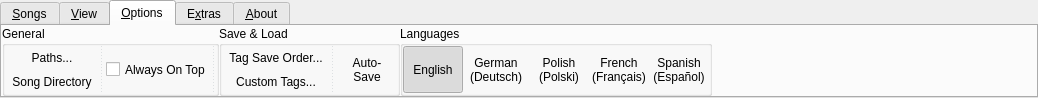
Qt form uman/src/ribbon/QURibbonBar.ui (UltraStar-Deluxe/UltraStar-Manager) before a commit.
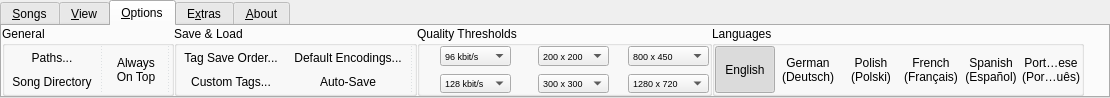
The same form after that commit. The open tabs and pages were chosen to show the change. Icons and pictures are not drawn.

Commit message: added gui elements to set default encodings added gui elements to set quality thresholds added gui element to switch to Portuguese language changed always-on-top checkbox to toolbutton

What changed in the file:
```diff
--- a/uman/src/ribbon/QURibbonBar.ui
+++ b/uman/src/ribbon/QURibbonBar.ui
@@ -6,7 +6,7 @@
    <rect>
     <x>0</x>
     <y>0</y>
-    <width>1038</width>
+    <width>1110</width>
     <height>98</height>
    </rect>
   </property>
@@ -961,18 +961,38 @@
         </widget>
        </item>
        <item>
-        <widget class="QCheckBox" name="onTopChk">
+        <widget class="QToolButton" name="onTopChk">
          <property name="sizePolicy">
           <sizepolicy hsizetype="Minimum" vsizetype="Preferred">
            <horstretch>0</horstretch>
            <verstretch>0</verstretch>
           </sizepolicy>
          </property>
+         <property name="minimumSize">
+          <size>
+           <width>60</width>
+           <height>0</height>
+          </size>
+         </property>
          <property name="toolTip">
           <string>Let no other window overlap this application.</string>
          </property>
          <property name="text">
-          <string>Always On Top</string>
+          <string>Always
+On Top</string>
+         </property>
+         <property name="icon">
+          <iconset resource="../resources/uman.qrc">
+           <normaloff>:/control/applications-blue.png</normaloff>:/control/applications-blue.png</iconset>
+         </property>
+         <property name="checkable">
+          <bool>true</bool>
+         </property>
+         <property name="toolButtonStyle">
+          <enum>Qt::ToolButtonTextUnderIcon</enum>
+         </property>
+         <property name="autoRaise">
+          <bool>true</bool>
          </property>
         </widget>
        </item>
@@ -1063,6 +1083,80 @@
          </item>
         </layout>
        </item>
+       <item>
+        <layout class="QVBoxLayout" name="verticalLayout_16">
+         <property name="spacing">
+          <number>0</number>
+         </property>
+         <item>
+          <widget class="QToolButton" name="defaultEncodingsBtn">
+           <property name="sizePolicy">
+            <sizepolicy hsizetype="Preferred" vsizetype="Preferred">
+             <horstretch>0</horstretch>
+             <verstretch>0</verstretch>
+            </sizepolicy>
+           </property>
+           <property name="toolTip">
+            <string>Specify the default input and output encodings of song files.</string>
+           </property>
+           <property name="text">
+            <string>Default Encodings...</string>
+           </property>
+           <property name="icon">
+            <iconset resource="../resources/uman.qrc">
+             <normaloff>:/control/encoding.png</normaloff>:/control/encoding.png</iconset>
+           </property>
+           <property name="popupMode">
+            <enum>QToolButton::InstantPopup</enum>
+           </property>
+           <property name="toolButtonStyle">
+            <enum>Qt::ToolButtonTextBesideIcon</enum>
+           </property>
+           <property name="autoRaise">
+            <bool>true</bool>
+           </property>
+          </widget>
+         </item>
+         <item>
+          <widget class="QToolButton" name="autoSaveBtn">
+           <property name="sizePolicy">
+            <sizepolicy hsizetype="Preferred" vsizetype="Preferred">
+             <horstretch>0</horstretch>
+             <verstretch>0</verstretch>
+            </sizepolicy>
+           </property>
+           <property name="minimumSize">
+            <size>
+             <width>60</width>
+             <height>0</height>
+            </size>
+           </property>
+           <property name="toolTip">
+            <string>Always save a song after each change.</string>
+           </property>
+           <property name="text">
+            <string>Auto-Save</string>
+           </property>
+           <property name="icon">
+            <iconset resource="../resources/uman.qrc">
+             <normaloff>:/control/auto_save.png</normaloff>:/control/auto_save.png</iconset>
+           </property>
+           <property name="checkable">
+            <bool>true</bool>
+           </property>
+           <property name="checked">
+            <bool>false</bool>
+           </property>
+           <property name="toolButtonStyle">
+            <enum>Qt::ToolButtonTextBesideIcon</enum>
+           </property>
+           <property name="autoRaise">
+            <bool>true</bool>
+           </property>
+          </widget>
+         </item>
+        </layout>
+       </item>
        <item>
         <widget class="Line" name="line_4">
          <property name="styleSheet">
@@ -1079,44 +1173,385 @@
          </property>
         </widget>
        </item>
+      </layout>
+     </widget>
+    </item>
+    <item>
+     <widget class="QGroupBox" name="groupBox_14">
+      <property name="minimumSize">
+       <size>
+        <width>295</width>
+        <height>0</height>
+       </size>
+      </property>
+      <property name="title">
+       <string>Quality Thresholds</string>
+      </property>
+      <layout class="QHBoxLayout" name="horizontalLayout_21">
+       <property name="spacing">
+        <number>8</number>
+       </property>
+       <property name="margin">
+        <number>0</number>
+       </property>
        <item>
-        <widget class="QToolButton" name="autoSaveBtn">
-         <property name="sizePolicy">
-          <sizepolicy hsizetype="Preferred" vsizetype="Preferred">
-           <horstretch>0</horstretch>
-           <verstretch>0</verstretch>
-          </sizepolicy>
+        <layout class="QGridLayout" name="gridLayout">
+         <property name="horizontalSpacing">
+          <number>4</number>
          </property>
-         <property name="minimumSize">
-          <size>
-           <width>60</width>
-           <height>0</height>
-          </size>
+         <item row="0" column="0">
+          <widget class="QLabel" name="mediumMp3QualityLbl">
+           <property name="toolTip">
+            <string>Specify the minimum bitrate for medium MP3 quality.</string>
+           </property>
+           <property name="text">
+            <string/>
+           </property>
+           <property name="pixmap">
+            <pixmap resource="../resources/uman.qrc">:/control/mediumMp3Quality.png</pixmap>
+           </property>
+          </widget>
+         </item>
+         <item row="1" column="0">
+          <widget class="QLabel" name="highMp3QualityLbl">
+           <property name="toolTip">
+            <string>Specify the minimum bitrate for high MP3 quality.</string>
+           </property>
+           <property name="text">
+            <string/>
+           </property>
+           <property name="pixmap">
+            <pixmap resource="../resources/uman.qrc">:/control/highMp3Quality.png</pixmap>
+           </property>
+          </widget>
+         </item>
+         <item row="1" column="1">
+          <widget class="QComboBox" name="highMp3QualityComboBox">
+           <property name="font">
+            <font>
+             <pointsize>7</pointsize>
+            </font>
+           </property>
+           <property name="toolTip">
+            <string>Specify the minimum bitrate for high MP3 quality.</string>
+           </property>
+           <property name="currentIndex">
+            <number>1</number>
+           </property>
+           <item>
+            <property name="text">
+             <string notr="true">96 kbit/s</string>
+            </property>
+           </item>
+           <item>
+            <property name="text">
+             <string notr="true">128 kbit/s</string>
+            </property>
+           </item>
+           <item>
+            <property name="text">
+             <string notr="true">192 kbit/s</string>
+            </property>
+           </item>
+           <item>
+            <property name="text">
+             <string notr="true">224 kbit/s</string>
+            </property>
+           </item>
+           <item>
+            <property name="text">
+             <string notr="true">256 kbit/s</string>
+            </property>
+           </item>
+           <item>
+            <property name="text">
+             <string notr="true">320 kbit/s</string>
+            </property>
+           </item>
+          </widget>
+         </item>
+         <item row="0" column="1">
+          <widget class="QComboBox" name="mediumMp3QualityComboBox">
+           <property name="font">
+            <font>
+             <pointsize>7</pointsize>
+            </font>
+           </property>
+           <property name="toolTip">
+            <string>Specify the minimum bitrate for medium MP3 quality.</string>
+           </property>
+           <property name="currentIndex">
+            <number>1</number>
+           </property>
+           <item>
+            <property name="text">
+             <string notr="true">64 kbit/s</string>
+            </property>
+           </item>
+           <item>
+            <property name="text">
+             <string notr="true">96 kbit/s</string>
+            </property>
+           </item>
+           <item>
+            <property name="text">
+             <string notr="true">128 kbit/s</string>
+            </property>
+           </item>
+           <item>
+            <property name="text">
+             <string notr="true">192 kbit/s</string>
+            </property>
+           </item>
+           <item>
+            <property name="text">
+             <string notr="true">224 kbit/s</string>
+            </property>
+           </item>
+           <item>
+            <property name="text">
+             <string notr="true">256 kbit/s</string>
+            </property>
+           </item>
+          </widget>
+         </item>
+        </layout>
+       </item>
+       <item>
+        <layout class="QGridLayout" name="gridLayout_2">
+         <property name="horizontalSpacing">
+          <number>4</number>
          </property>
-         <property name="toolTip">
-          <string>Always save a song after each change.</string>
+         <item row="0" column="0">
+          <widget class="QLabel" name="mediumCoverQualityLbl">
+           <property name="toolTip">
+            <string>Specify the minimum resolution for medium cover quality.</string>
+           </property>
+           <property name="text">
+            <string/>
+           </property>
+           <property name="pixmap">
+            <pixmap resource="../resources/uman.qrc">:/control/mediumCoverQuality.png</pixmap>
+           </property>
+          </widget>
+         </item>
+         <item row="0" column="1">
+          <widget class="QComboBox" name="mediumCoverQualityComboBox">
+           <property name="font">
+            <font>
+             <pointsize>7</pointsize>
+            </font>
+           </property>
+           <property name="toolTip">
+            <string>Specify the minimum resolution for medium cover quality.</string>
+           </property>
+           <property name="currentIndex">
+            <number>1</number>
+           </property>
+           <item>
+            <property name="text">
+             <string notr="true">100 x 100</string>
+            </property>
+           </item>
+           <item>
+            <property name="text">
+             <string notr="true">200 x 200</string>
+            </property>
+           </item>
+           <item>
+            <property name="text">
+             <string notr="true">300 x 300</string>
+            </property>
+           </item>
+           <item>
+            <property name="text">
+             <string notr="true">400 x 400</string>
+            </property>
+           </item>
+          </widget>
+         </item>
+         <item row="1" column="0">
+          <widget class="QLabel" name="highCoverQualityLbl">
+           <property name="toolTip">
+            <string>Specify the minimum resolution for high cover quality.</string>
+           </property>
+           <property name="text">
+            <string/>
+           </property>
+           <property name="pixmap">
+            <pixmap resource="../resources/uman.qrc">:/control/highCoverQuality.png</pixmap>
+           </property>
+          </widget>
+         </item>
+         <item row="1" column="1">
+          <widget class="QComboBox" name="highCoverQualityComboBox">
+           <property name="font">
+            <font>
+             <pointsize>7</pointsize>
+            </font>
+           </property>
+           <property name="toolTip">
+            <string>Specify the minimum resolution for high cover quality.</string>
+           </property>
+           <property name="currentIndex">
+            <number>1</number>
+           </property>
+           <item>
+            <property name="text">
+             <string notr="true">200 x 200</string>
+            </property>
+           </item>
+           <item>
+            <property name="text">
+             <string notr="true">300 x 300</string>
+            </property>
+           </item>
+           <item>
+            <property name="text">
+             <string notr="true">400 x 400</string>
+            </property>
+           </item>
+           <item>
+            <property name="text">
+             <string notr="true">500 x 500</string>
+            </property>
+           </item>
+          </widget>
+         </item>
+        </layout>
+       </item>
+       <item>
+        <layout class="QGridLayout" name="gridLayout_3">
+         <property name="horizontalSpacing">
+          <number>4</number>
          </property>
-         <property name="text">
-          <string>Auto-
-Save</string>
-         </property>
-         <property name="icon">
-          <iconset resource="../resources/uman.qrc">
-           <normaloff>:/control/auto_save.png</normaloff>:/control/auto_save.png</iconset>
-         </property>
-         <property name="checkable">
-          <bool>true</bool>
-         </property>
-         <property name="checked">
-          <bool>false</bool>
-         </property>
-         <property name="toolButtonStyle">
-          <enum>Qt::ToolButtonTextUnderIcon</enum>
-         </property>
-         <property name="autoRaise">
-          <bool>true</bool>
-         </property>
-        </widget>
+         <item row="0" column="0">
+          <widget class="QLabel" name="mediumBackgroundQualityLbl">
+           <property name="toolTip">
+            <string>Specify the minimum resolution for medium background quality.</string>
+           </property>
+           <property name="text">
+            <string/>
+           </property>
+           <property name="pixmap">
+            <pixmap resource="../resources/uman.qrc">:/control/mediumBackgroundQuality.png</pixmap>
+           </property>
+          </widget>
+         </item>
+         <item row="0" column="1">
+          <widget class="QComboBox" name="mediumBackgroundQualityComboBox">
+           <property name="font">
+            <font>
+             <pointsize>7</pointsize>
+            </font>
+           </property>
+           <property name="toolTip">
+            <string>Specify the minimum resolution for medium background quality.</string>
+           </property>
+           <property name="currentIndex">
+            <number>0</number>
+           </property>
+           <item>
+            <property name="text">
+             <string notr="true">800 x 450</string>
+            </property>
+           </item>
+           <item>
+            <property name="text">
+             <string notr="true">960 x 540</string>
+            </property>
+           </item>
+           <item>
+            <property name="text">
+             <string notr="true">1120 x 630</string>
+            </property>
+           </item>
+           <item>
+            <property name="text">
+             <string notr="true">1280 x 720</string>
+            </property>
+           </item>
+           <item>
+            <property name="text">
+             <string notr="true">1440 x 810</string>
+            </property>
+           </item>
+           <item>
+            <property name="text">
+             <string notr="true">1600 x 900</string>
+            </property>
+           </item>
+           <item>
+            <property name="text">
+             <string notr="true">1760 x 990</string>
+            </property>
+           </item>
+          </widget>
+         </item>
+         <item row="1" column="0">
+          <widget class="QLabel" name="highBackgroundQualityLbl">
+           <property name="toolTip">
+            <string>Specify the minimum resolution for high background quality.</string>
+           </property>
+           <property name="text">
+            <string/>
+           </property>
+           <property name="pixmap">
+            <pixmap resource="../resources/uman.qrc">:/control/highBackgroundQuality.png</pixmap>
+           </property>
+          </widget>
+         </item>
+         <item row="1" column="1">
+          <widget class="QComboBox" name="highBackgroundQualityComboBox">
+           <property name="font">
+            <font>
+             <pointsize>7</pointsize>
+            </font>
+           </property>
+           <property name="toolTip">
+            <string>Specify the minimum resolution for high background quality.</string>
+           </property>
+           <property name="currentIndex">
+            <number>2</number>
+           </property>
+           <item>
+            <property name="text">
+             <string notr="true">960 x 540</string>
+            </property>
+           </item>
+           <item>
+            <property name="text">
+             <string notr="true">1120 x 630</string>
+            </property>
+           </item>
+           <item>
+            <property name="text">
+             <string notr="true">1280 x 720</string>
+            </property>
+           </item>
+           <item>
+            <property name="text">
+             <string notr="true">1440 x 810</string>
+            </property>
+           </item>
+           <item>
+            <property name="text">
+             <string notr="true">1600 x 900</string>
+            </property>
+           </item>
+           <item>
+            <property name="text">
+             <string notr="true">1760 x 990</string>
+            </property>
+           </item>
+           <item>
+            <property name="text">
+             <string notr="true">1920 x 1080</string>
+            </property>
+           </item>
+          </widget>
+         </item>
+        </layout>
        </item>
       </layout>
      </widget>
@@ -1324,6 +1759,45 @@
          </property>
         </widget>
        </item>
+       <item>
+        <widget class="QToolButton" name="langPtBtn">
+         <property name="sizePolicy">
+          <sizepolicy hsizetype="Preferred" vsizetype="Preferred">
+           <horstretch>0</horstretch>
+           <verstretch>0</verstretch>
+          </sizepolicy>
+         </property>
+         <property name="minimumSize">
+          <size>
+           <width>60</width>
+           <height>0</height>
+          </size>
+         </property>
+         <property name="toolTip">
+          <string>Change application language to 'Portuguese (Português)'.</string>
+         </property>
+         <property name="text">
+          <string>Portuguese
+(Português)</string>
+         </property>
+         <property name="icon">
+          <iconset resource="../resources/uman.qrc">
+           <normaloff>:/lang/pt.png</normaloff>:/lang/pt.png</iconset>
+         </property>
+         <property name="checkable">
+          <bool>true</bool>
+         </property>
+         <property name="autoExclusive">
+          <bool>true</bool>
+         </property>
+         <property name="toolButtonStyle">
+          <enum>Qt::ToolButtonTextUnderIcon</enum>
+         </property>
+         <property name="autoRaise">
+          <bool>true</bool>
+         </property>
+        </widget>
+       </item>
       </layout>
      </widget>
     </item>
```
